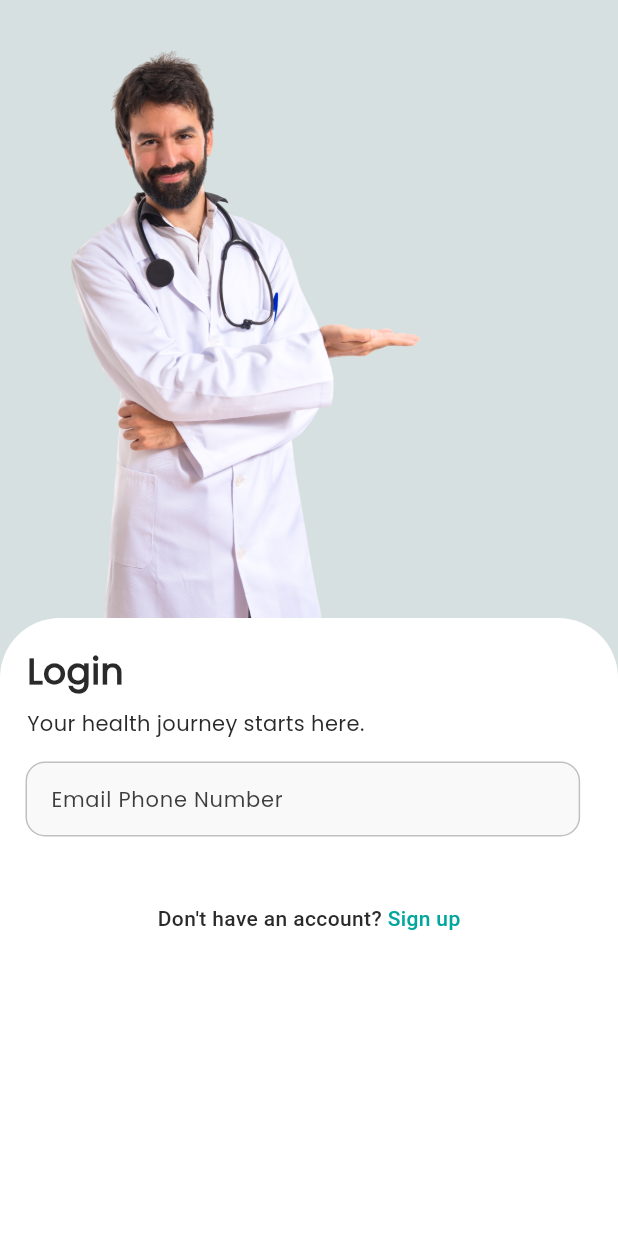
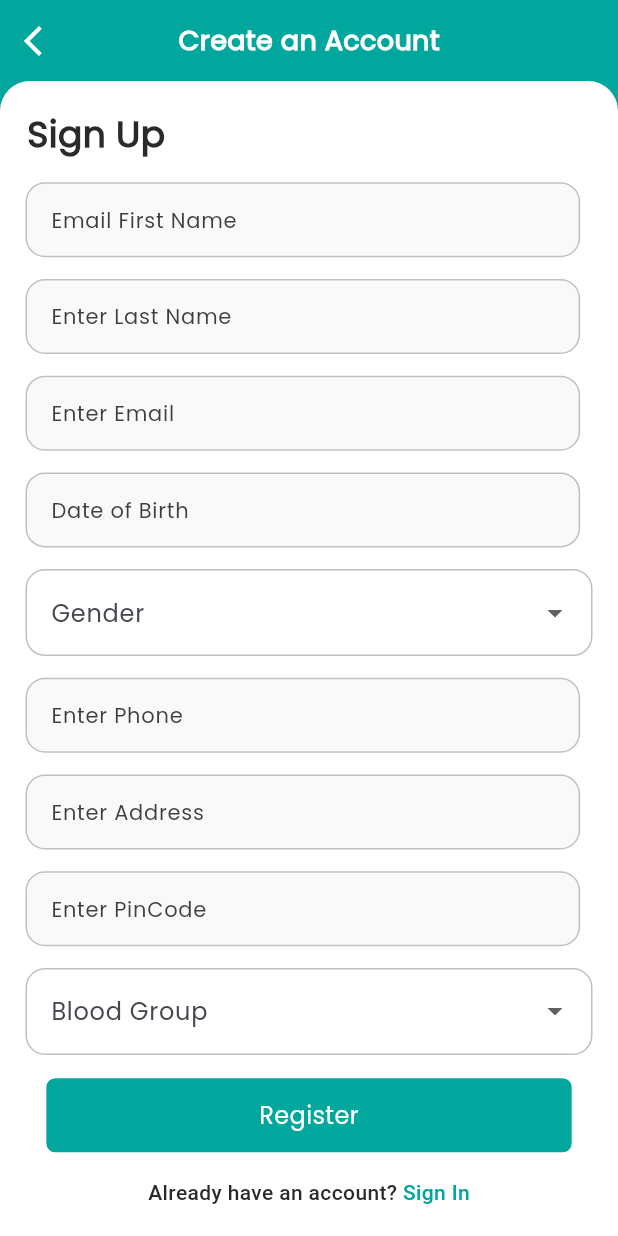
Before and after one commit to mayurpatil2991997/doctor_app, a Flutter app: the LoginScreen screen opened by its route, after a tap on an icon or button, on a phone screen of 412 x 824 dp. Run offline on Flutter 3.47's test engine with Material 3 defaults, Android fonts, the phone set to English and light mode, and no system bars; our stand-ins replace dio, get, pretty_dio_logger, shared_preferences, sizer; accounts and stored records are empty.

Commit message:
Added Register screens UI

```diff
--- a/lib/Modules/login/login_screen.dart
+++ b/lib/Modules/login/login_screen.dart
@@ -1,3 +1,4 @@
+import 'package:doctor_app/Routes/app_routes.dart';
 import 'package:flutter/material.dart';
 import 'package:flutter/services.dart';
 import 'package:get/get.dart';
@@ -28,6 +29,7 @@ class _LoginScreenState extends State<LoginScreen> {
 
   @override
   Widget build(BuildContext context) {
+    final screenHeight = MediaQuery.of(context).size.height;
     return Scaffold(
       backgroundColor: AppColor.bgColor,
       resizeToAvoidBottomInset: true,
@@ -46,7 +48,7 @@ class _LoginScreenState extends State<LoginScreen> {
                 ),
               ),
               Container(
-                height: 50.h,
+                height: screenHeight,
                 padding: const EdgeInsets.all(18.0),
                 decoration: const BoxDecoration(
                   color: AppColor.whiteColor,
@@ -55,6 +57,8 @@ class _LoginScreenState extends State<LoginScreen> {
                 child: Form(
                   key: formKey,
                   child: Column(
+                    children: [
+                      Column(
                         crossAxisAlignment: CrossAxisAlignment.start,
                         mainAxisSize: MainAxisSize.min,
                         children: [
@@ -139,10 +143,14 @@ class _LoginScreenState extends State<LoginScreen> {
                             )
                                 : SizedBox();
                           }),
-                      SizedBox(height: 1.5.h),
+
+                        ],
+                      ),
                       Center(
                         child: InkWell(
-                          onTap: () {},
+                          onTap: () {
+                            Get.toNamed(AppRoutes.register);
+                          },
                           child: Text.rich(
                             TextSpan(
                               text: "Don't have an account? ",
--- /dev/null
+++ b/lib/Modules/register/register_binding.dart
@@ -0,0 +1,9 @@
+import 'package:get/get.dart';
+
+class RegisterBinding extends Bindings{
+  @override
+  void dependencies() {
+    // TODO: implement dependencies
+    // Get.lazyPut(() => ForgotController());
+  }
+}
--- /dev/null
+++ b/lib/Modules/register/register_controller.dart
@@ -0,0 +1,58 @@
+import 'package:flutter/material.dart';
+import 'package:get/get.dart';
+import 'package:intl/intl.dart';
+import '../../Routes/app_routes.dart';
+
+class RegisterController extends GetxController {
+
+  Rx<DateTime?> selectedDate = Rx<DateTime?>(null);
+  var selectedGender = ''.obs;
+  var selectedBloodGroup = ''.obs;
+  List<String> genderOptions = ['Male', 'Female', 'Other'];
+  List<String> bloodGroupOptions = ['A+', 'A-', 'B+','B-','AB+','AB-','O+','O-'];
+
+  final fNameController = TextEditingController();
+  final lNameController = TextEditingController();
+  final contactController = TextEditingController();
+  final emailController = TextEditingController();
+  final addressController = TextEditingController();
+  final pinCodeController = TextEditingController();
+  final dobController  = TextEditingController();
+
+  final fNameFocusNode = FocusNode();
+  final lNameFocusNode = FocusNode();
+  final emailFocusNode = FocusNode();
+  final phoneFocusNode = FocusNode();
+  final addressFocusNode = FocusNode();
+  final pinCodeFocusNode = FocusNode();
+  RxBool showOtp = false.obs;
+
+  void pickDate(BuildContext context) async {
+    DateTime initial = selectedDate.value ?? DateTime.now();
+
+    DateTime? pickedDate = await showDatePicker(
+      context: context,
+      initialDate: initial,
+      firstDate: DateTime(1900),
+      lastDate: DateTime.now(),
+    );
+
+    if (pickedDate != null) {
+      selectedDate.value = pickedDate;
+      dobController.text = DateFormat('dd/MM/yyyy').format(pickedDate);
+    }
+  }
+
+
+  @override
+  void onInit() {
+    super.onInit();
+  }
+
+  @override
+  void onClose() {
+    super.onClose();
+  }
+
+
+}
--- /dev/null
+++ b/lib/Modules/register/register_screen.dart
@@ -0,0 +1,350 @@
+import 'package:doctor_app/Routes/app_routes.dart';
+import 'package:flutter/material.dart';
+import 'package:flutter/services.dart';
+import 'package:get/get.dart';
+import 'package:sizer/sizer.dart';
+import '../../Themes/app_colors_theme.dart';
+import '../../Themes/app_text_theme.dart';
+import '../../Utils/app_validator.dart';
+import '../../constants/app_const_assets.dart';
+import '../../widgets/button_widget.dart';
+import '../../widgets/custom_text_field.dart';
+import '../intro/intro_controller.dart';
+import 'register_controller.dart';
+
+class RegisterScreen extends StatefulWidget {
+  @override
+  State<RegisterScreen> createState() => _RegisterScreenState();
+}
+
+class _RegisterScreenState extends State<RegisterScreen> {
+  final RegisterController registerController = Get.put(RegisterController());
+  final formKey = GlobalKey<FormState>();
+
+  @override
+  void initState() {
+    super.initState();
+    WidgetsBinding.instance.addPostFrameCallback((_) async {});
+  }
+
+  @override
+  Widget build(BuildContext context) {
+    final screenHeight = MediaQuery.of(context).size.height;
+    return Scaffold(
+      backgroundColor: AppColor.primaryColor,
+      resizeToAvoidBottomInset: true,
+      body: SafeArea(
+        child: SingleChildScrollView(
+          physics: BouncingScrollPhysics(),
+          child: Column(
+            crossAxisAlignment: CrossAxisAlignment.start,
+            children: [
+              Container(
+                color: AppColor.primaryColor,
+                width: double.infinity,
+                padding: const EdgeInsets.symmetric(horizontal: 16, vertical: 14),
+                child: Stack(
+                  alignment: Alignment.center,
+                  children: [
+                    Align(
+                      alignment: Alignment.centerLeft,
+                      child: GestureDetector(
+                        onTap: () => Get.back(),
+                        child: Icon(Icons.arrow_back_ios, color: Colors.white),
+                      ),
+                    ),
+                    const SizedBox(width: 12),
+                    Center(
+                      child: Text(
+                        "Create an Account",
+                        style: AppTextStyle.boldText.copyWith(
+                          color: AppColor.whiteColor,
+                          fontSize: 18
+                        )
+                      ),
+                    ),
+                  ],
+                ),
+              ),
+              Container(
+                height: screenHeight,
+                padding: const EdgeInsets.all(18.0),
+                decoration: const BoxDecoration(
+                  color: AppColor.whiteColor,
+                  borderRadius: BorderRadius.vertical(top: Radius.circular(20)),
+                ),
+                child: Form(
+                  key: formKey,
+                  child: Column(
+                    crossAxisAlignment: CrossAxisAlignment.start,
+                    children: [
+                      Text(
+                        "Sign Up",
+                        style: AppTextStyle.boldText.copyWith(
+                          color: AppColor.blackColor,
+                          fontSize: 24,
+                        ),
+                      ),
+                      SizedBox(height: 2.h),
+                      CustomTextField(
+                        hintText: 'Email First Name',
+                        controller: registerController.fNameController,
+                        keyboardType: null,
+                        focusNode: registerController.fNameFocusNode,
+                        validator: (value) {
+                          if (value == null || value.isEmpty) {
+                            return 'Please enter first name';
+                          }
+                          if (value.length < 2) {
+                            return 'First name must be at least 2 characters';
+                          }
+                          return null;
+                        },
+                      ),
+                      SizedBox(height: 2.h),
+                      CustomTextField(
+                        hintText: 'Enter Last Name',
+                        controller: registerController.lNameController,
+                        keyboardType: null,
+                        focusNode: registerController.lNameFocusNode,
+                        validator: (value) {
+                          if (value == null || value.isEmpty) {
+                            return 'Please enter last name';
+                          }
+                          if (value.length < 2) {
+                            return 'Last name must be at least 2 characters';
+                          }
+                          return null;
+                        },
+                      ),
+                      SizedBox(height: 2.h),
+                      CustomTextField(
+                        hintText: 'Enter Email',
+                        controller: registerController.emailController,
+                        keyboardType: null,
+                        focusNode: registerController.emailFocusNode,
+                        validator: (value) {
+                            if (value == null || value.isEmpty) {
+                              return "Please enter Email or Username";
+                            }
+
+                            final isEmail = RegExp(r"^((([a-zA-Z]|\d|[!#\$%&'\*\+\-\/=\?\^_`{\|}~]|[\u00A0-\uD7FF\uF900-\uFDCF\uFDF0-\uFFEF])+(\.([a-zA-Z]|\d|[!#\$%&'\*\+\-\/=\?\^_`{\|}~]|[\u00A0-\uD7FF\uF900-\uFDCF\uFDF0-\uFFEF])+)*)|((\x22)((((\x20|\x09)*(\x0d\x0a))?(\x20|\x09)+)?(([\x01-\x08\x0b\x0c\x0e-\x1f\x7f]|\x21|[\x23-\x5b]|[\x5d-\x7e]|[\u00A0-\uD7FF\uF900-\uFDCF\uFDF0-\uFFEF])|(\\([\x01-\x09\x0b\x0c\x0d-\x7f]|[\u00A0-\uD7FF\uF900-\uFDCF\uFDF0-\uFFEF]))))*(((\x20|\x09)*(\x0d\x0a))?(\x20|\x09)+)?(\x22)))@((([a-z]|\d|[\u00A0-\uD7FF\uF900-\uFDCF\uFDF0-\uFFEF])|(([a-z]|\d|[\u00A0-\uD7FF\uF900-\uFDCF\uFDF0-\uFFEF])([a-z]|\d|-|\.|_|~|[\u00A0-\uD7FF\uF900-\uFDCF\uFDF0-\uFFEF])*([a-z]|\d|[\u00A0-\uD7FF\uF900-\uFDCF\uFDF0-\uFFEF])))\.)+(([a-z]|[\u00A0-\uD7FF\uF900-\uFDCF\uFDF0-\uFFEF])|(([a-z]|[\u00A0-\uD7FF\uF900-\uFDCF\uFDF0-\uFFEF])([a-z]|\d|-|\.|_|~|[\u00A0-\uD7FF\uF900-\uFDCF\uFDF0-\uFFEF])*([a-z]|[\u00A0-\uD7FF\uF900-\uFDCF\uFDF0-\uFFEF])))$").hasMatch(value);
+
+                            if (!isEmail) {
+                              return "Enter a valid Email or Username (min 3 chars)";
+                            }
+
+                            return null;
+                          }
+                      ),
+                      SizedBox(height: 2.h),
+                      GestureDetector(
+                        onTap: () => registerController.pickDate(context),
+                        child: AbsorbPointer(
+                          child: CustomTextField(
+                            hintText: 'Date of Birth',
+                            controller: registerController.dobController,
+                            keyboardType: TextInputType.none,
+                            validator: (value) {
+                              if (value == null || value.isEmpty) {
+                                return 'Please select your date of birth';
+                              }
+                              return null;
+                            },
+                          ),
+                        ),
+                      ),
+                      SizedBox(height: 2.h),
+                      Obx(() => DropdownButtonFormField<String>(
+                        decoration: InputDecoration(
+                          labelText: 'Gender',
+                          border: OutlineInputBorder(
+                            borderRadius: BorderRadius.circular(10),
+                          ),
+                          focusedBorder: OutlineInputBorder(
+                            borderSide: const BorderSide(
+                                color: AppColor.greyColor,
+                                strokeAlign: 1
+                            ),
+                            borderRadius: BorderRadius.circular(12.0),
+                          ),
+                          enabledBorder: OutlineInputBorder(
+                            borderSide: const BorderSide(
+                                color: AppColor.greyColor,
+                                strokeAlign: 1
+                            ),
+                            borderRadius: BorderRadius.circular(12.0),
+                          ),
+                          errorBorder: OutlineInputBorder(
+                            borderSide: const BorderSide(
+                                color: AppColor.redColor,
+                                strokeAlign: 1
+                            ),
+                            borderRadius: BorderRadius.circular(12.0),
+                          ),
+                        ),
+                        value: registerController.selectedGender.value.isNotEmpty
+                            ? registerController.selectedGender.value
+                            : null,
+                        items: registerController.genderOptions.map((String gender) {
+                          return DropdownMenuItem<String>(
+                            value: gender,
+                            child: Text(gender),
+                          );
+                        }).toList(),
+                        onChanged: (String? newValue) {
+                          registerController.selectedGender.value = newValue ?? '';
+                        },
+                        validator: (value) {
+                          if (value == null || value.isEmpty) {
+                            return 'Please select gender';
+                          }
+                          return null;
+                        },
+                      )),
+                      SizedBox(height: 2.h),
+                      CustomTextField(
+                          hintText: 'Enter Phone',
+                          controller: registerController.contactController,
+                          keyboardType: null,
+                          focusNode: registerController.phoneFocusNode,
+                          validator: (value) {
+                          if (value == null || value.isEmpty) {
+                            return 'Please enter mobile number';
+                          }
+                          if (value.length != 10 ||
+                              !RegExp(r'^[0-9]{10}$').hasMatch(value)) {
+                            return 'Enter valid 10-digit number';
+                          }
+                          return null;
+                        },
+                      ),
+                      SizedBox(height: 2.h),
+                      CustomTextField(
+                        hintText: 'Enter Address',
+                        controller: registerController.addressController,
+                        keyboardType: null,
+                        focusNode: registerController.addressFocusNode,
+                        validator: (value) {
+                          if (value == null || value.isEmpty) {
+                            return 'Please enter address';
+                          }
+                          return null;
+                        },
+                      ),
+                      SizedBox(height: 2.h),
+                      CustomTextField(
+                        hintText: 'Enter PinCode',
+                        controller: registerController.pinCodeController,
+                        keyboardType: TextInputType.number,
+                        focusNode: registerController.pinCodeFocusNode,
+                        validator: (value) {
+                          if (value == null || value.isEmpty) {
+                            return 'Please enter pinCode';
+                          }
+                          if (value.length < 6) {
+                            return 'Pin code must be at least 6 digit';
+                          }
+                          return null;
+                        },
+                      ),
+                      SizedBox(height: 2.h),
+                      Obx(() => DropdownButtonFormField<String>(
+                        decoration: InputDecoration(
+                          labelText: 'Blood Group',
+                          border: OutlineInputBorder(
+                            borderRadius: BorderRadius.circular(10),
+                          ),
+                          focusedBorder: OutlineInputBorder(
+                            borderSide: const BorderSide(
+                                color: AppColor.greyColor,
+                                strokeAlign: 1
+                            ),
+                            borderRadius: BorderRadius.circular(12.0),
+                          ),
+                          enabledBorder: OutlineInputBorder(
+                            borderSide: const BorderSide(
+                                color: AppColor.greyColor,
+                                strokeAlign: 1
+                            ),
+                            borderRadius: BorderRadius.circular(12.0),
+                          ),
+                          errorBorder: OutlineInputBorder(
+                            borderSide: const BorderSide(
+                                color: AppColor.redColor,
+                                strokeAlign: 1
+                            ),
+                            borderRadius: BorderRadius.circular(12.0),
+                          ),
+                        ),
+                        value: registerController.selectedBloodGroup.value.isNotEmpty
+                            ? registerController.selectedBloodGroup.value
+                            : null,
+                        items: registerController.bloodGroupOptions.map((String gender) {
+                          return DropdownMenuItem<String>(
+                            value: gender,
+                            child: Text(gender),
+                          );
+                        }).toList(),
+                        onChanged: (String? newValue) {
+                          registerController.selectedBloodGroup.value = newValue ?? '';
+                        },
+                        validator: (value) {
+                          if (value == null || value.isEmpty) {
+                            return 'Please select blood Group';
+                          }
+                          return null;
+                        },
+                      )),
+                      SizedBox(height: 2.h),
+                      Center(
+                        child: ButtonWidget(
+                          onTap: () {
+                            if (formKey.currentState!.validate()) {
+                              // loginController.signIn();
+                            }
+                          },
+                          text: "Register",
+                          textStyle: AppTextStyle.mediumText.copyWith(
+                            color: AppColor.whiteColor,
+                            fontSize: 16,
+                          ),
+                        ),
+                      ),
+                      SizedBox(height: 2.h),
+                      Center(
+                        child: InkWell(
+                          onTap: () {
+                            Get.toNamed(AppRoutes.login);
+                          },
+                          child: Text.rich(
+                            TextSpan(
+                              text: "Already have an account? ",
+                              style: AppTextStyle.mediumText.copyWith(
+                                color: AppColor.blackColor,
+                                fontSize: 14,
+                              ),
+                              children: [
+                                TextSpan(
+                                  text: "Sign In",
+                                  style: AppTextStyle.mediumText.copyWith(
+                                    color: AppColor.primaryColor,
+                                    fontSize: 14,
+                                  ),
+                                ),
+                              ],
+                            ),
+                          ),
+                        ),
+                      ),
+                    ],
+                  ),
+                ),
+              ),
+            ],
+          ),
+        ),
+      ),
+    );
+  }
+}
--- a/lib/Routes/app_pages.dart
+++ b/lib/Routes/app_pages.dart
@@ -4,6 +4,8 @@ import 'package:get/get.dart';
 import '../Modules/intro/intro_binding.dart';
 import '../Modules/login/login_binding.dart';
 import '../Modules/login/login_screen.dart';
+import '../Modules/register/register_binding.dart';
+import '../Modules/register/register_screen.dart';
 import 'app_routes.dart';
 
 class AppPages {
@@ -18,5 +20,10 @@ class AppPages {
       page: () => LoginScreen(),
       binding: LoginBinding(),
     ),
+    GetPage(
+      name: AppRoutes.register,
+      page: () => RegisterScreen(),
+      binding: RegisterBinding(),
+    ),
   ];
 }
--- a/lib/Routes/app_routes.dart
+++ b/lib/Routes/app_routes.dart
@@ -1,4 +1,5 @@
 class AppRoutes {
   static const intro = '/intro';
   static const login = '/login';
+  static const register = '/register';
 }
```
Lines whose indentation alone changed are shown as unchanged.
